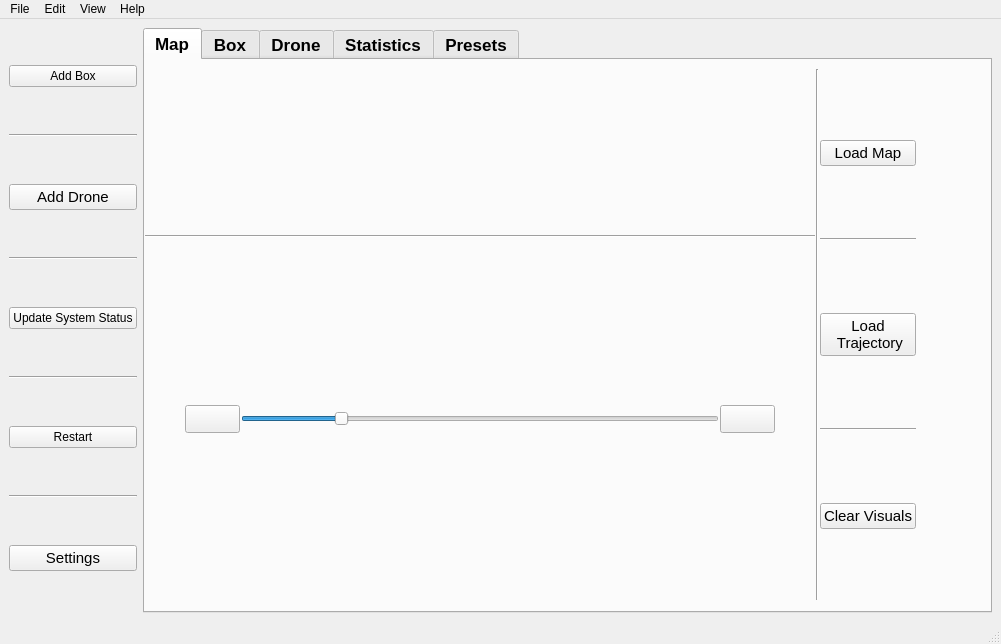
Old version of the form ros2_ws/src/hmi/ui/mainwindow.ui in the repository Samwise101/EiRT-AscenD-Robotics.
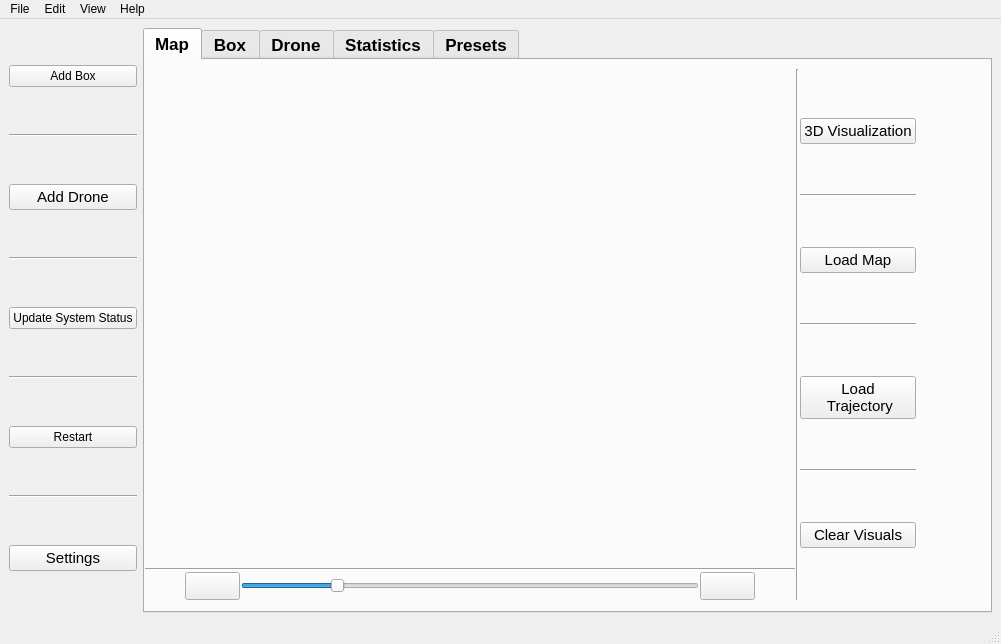
New version of the form. Icons and pictures are not drawn.

Commit message: Added toggling between the 2D and 3D visualization

Diff of the .ui file:
```diff
--- a/ros2_ws/src/hmi/ui/mainwindow.ui
+++ b/ros2_ws/src/hmi/ui/mainwindow.ui
@@ -187,7 +187,7 @@
              <item>
               <layout class="QVBoxLayout" name="map_layout" stretch="10,0,0">
                <item>
-                <layout class="QVBoxLayout" name="verticalLayout_6"/>
+                <layout class="QHBoxLayout" name="visLayout"/>
                </item>
                <item>
                 <widget class="Line" name="line_13">
@@ -284,6 +284,27 @@
              </item>
              <item>
               <layout class="QVBoxLayout" name="verticalLayout_3">
+               <item>
+                <widget class="QPushButton" name="visualizationButton">
+                 <property name="font">
+                  <font>
+                   <pointsize>11</pointsize>
+                   <weight>50</weight>
+                   <bold>false</bold>
+                  </font>
+                 </property>
+                 <property name="text">
+                  <string>3D Visualization</string>
+                 </property>
+                </widget>
+               </item>
+               <item>
+                <widget class="Line" name="line_17">
+                 <property name="orientation">
+                  <enum>Qt::Horizontal</enum>
+                 </property>
+                </widget>
+               </item>
                <item>
                 <widget class="QPushButton" name="loadMapButton">
                  <property name="font">
```
Left out of the diff: 53 changed lines with no effect on the pictures. The commit also changes 8 other files.
